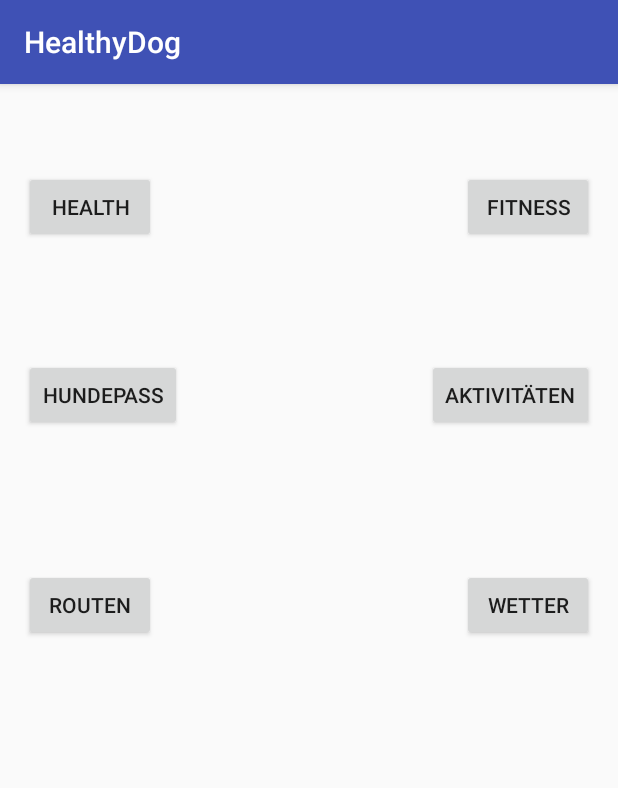
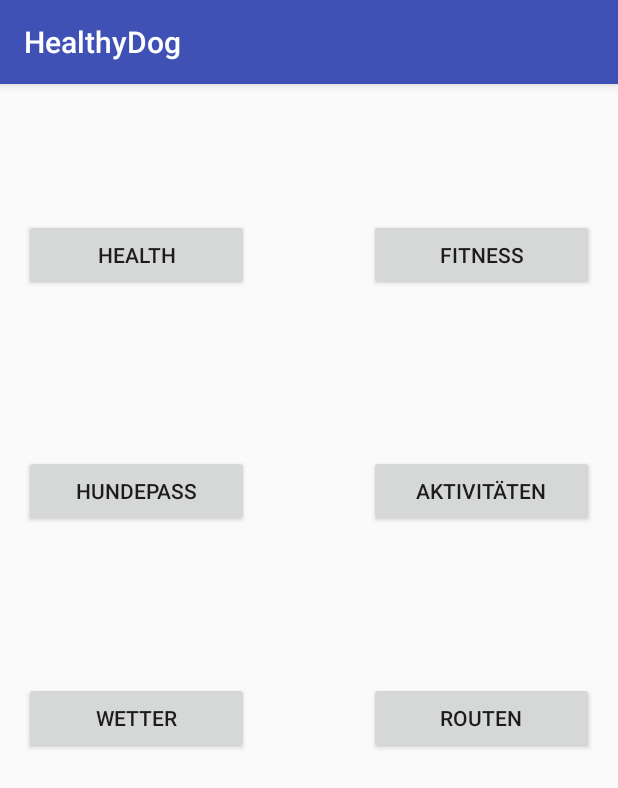
Before and after one commit to Preim/EISSS16JeyaratnamReimringer, an Android app: the HundeMenue screen opened directly, with no data from a screen before it, on a phone screen of 412 x 824 dp. Shown: the top 788 px of the screen. Run offline under Robolectric (Android 15) with nearby library versions, the phone set to English and light mode, and no system bars.

Commit message:
rapid Prototyp
update

```diff
--- a/HealthyDog/app/src/main/AndroidManifest.xml
+++ b/HealthyDog/app/src/main/AndroidManifest.xml
@@ -40,6 +40,8 @@
         </activity>
         <activity android:name=".healthy.Kategorien">
         </activity>
+        <activity android:name=".healthy.RezeptTabelle">
+        </activity>
     </application>
 
 </manifest>
--- a/HealthyDog/app/src/main/java/com/example/segvr/healthydog/LoginActivity.java
+++ b/HealthyDog/app/src/main/java/com/example/segvr/healthydog/LoginActivity.java
@@ -50,7 +50,7 @@ public class LoginActivity extends AppCompatActivity implements LoaderCallbacks<
      * TODO: remove after connecting to a real authentication system.
      */
     private static final String[] DUMMY_CREDENTIALS = new String[]{
-            "foo@example.com:hello", "bar@example.com:world"
+            "ptyp@eis.de:12345", "bar@example.com:world"
     };
     /**
      * Keep track of the login task to ensure we can cancel it if requested.
--- a/HealthyDog/app/src/main/java/com/example/segvr/healthydog/MainActivity.java
+++ b/HealthyDog/app/src/main/java/com/example/segvr/healthydog/MainActivity.java
@@ -16,7 +16,7 @@ public class MainActivity extends AppCompatActivity {
         setContentView(R.layout.activity_main);
         Button hunde_button = (Button) findViewById(R.id.hunde_button);
 
-
+        // Buttonevent zum Menü
         assert hunde_button != null;
         hunde_button.setOnClickListener (new View.OnClickListener(){
             @Override
--- a/HealthyDog/app/src/main/java/com/example/segvr/healthydog/healthy/KatRezepte.java
+++ b/HealthyDog/app/src/main/java/com/example/segvr/healthydog/healthy/KatRezepte.java
@@ -1,12 +1,9 @@
 package com.example.segvr.healthydog.healthy;
 
-/**
- * Created by Patrick on 29.04.16.
- */
+
 public class KatRezepte {
     private String nameRez;
     private int iconID;
-    private int zuZeit;
 
 
     public KatRezepte(String nameRez, int iconID) {
--- a/HealthyDog/app/src/main/java/com/example/segvr/healthydog/healthy/Rezepte.java
+++ b/HealthyDog/app/src/main/java/com/example/segvr/healthydog/healthy/Rezepte.java
@@ -16,7 +16,7 @@ public class Rezepte extends AppCompatActivity {
         setContentView(R.layout.activity_rezepte);
         Button katButton = (Button) findViewById(R.id.kat_button);
 
-
+        // Buttonevent zu Kategorien
         assert katButton != null;
         katButton.setOnClickListener(new View.OnClickListener(){
 
@@ -26,7 +26,6 @@ public class Rezepte extends AppCompatActivity {
             }
         });
     }
-
     public void goToKat(){
         Intent intent = new Intent(this, Kategorien.class);
         startActivity(intent);
--- a/HealthyDog/app/src/main/res/layout/activity_hunde_menue.xml
+++ b/HealthyDog/app/src/main/res/layout/activity_hunde_menue.xml
@@ -10,17 +10,15 @@
     tools:context=".HundeMenue">
 
     <Button
-        android:layout_width="wrap_content"
+        android:layout_width="150dp"
         android:layout_height="wrap_content"
         android:text="@string/health_button"
         android:id="@+id/health_button"
-        android:layout_alignParentTop="true"
-        android:layout_alignParentLeft="true"
-        android:layout_alignParentStart="true"
-        android:layout_marginTop="42dp"/>
+        android:layout_marginTop="74dp" android:layout_alignParentTop="true"
+        android:layout_alignParentLeft="true" android:layout_alignParentStart="true"/>
 
     <Button
-        android:layout_width="wrap_content"
+        android:layout_width="150dp"
         android:layout_height="wrap_content"
         android:text="@string/fitness_button"
         android:id="@+id/fitness_button"
@@ -29,17 +27,15 @@
         android:layout_alignParentEnd="true"/>
 
     <Button
-        android:layout_width="wrap_content"
+        android:layout_width="150dp"
         android:layout_height="wrap_content"
         android:text="@string/hundepass_button"
         android:id="@+id/hundepass_button"
-        android:layout_below="@+id/health_button"
-        android:layout_alignParentLeft="true"
-        android:layout_alignParentStart="true"
-        android:layout_marginTop="77dp"/>
+        android:layout_marginTop="109dp" android:layout_below="@+id/health_button"
+        android:layout_alignParentLeft="true" android:layout_alignParentStart="true"/>
 
     <Button
-        android:layout_width="wrap_content"
+        android:layout_width="150dp"
         android:layout_height="wrap_content"
         android:text="@string/aktivitaeten_button"
         android:id="@+id/aktivitaeten_button"
@@ -48,21 +44,19 @@
         android:layout_alignParentEnd="true"/>
 
     <Button
-        android:layout_width="wrap_content"
+        android:layout_width="150dp"
         android:layout_height="wrap_content"
         android:text="@string/routen_button"
         android:id="@+id/routen_button"
-        android:layout_below="@+id/hundepass_button"
-        android:layout_alignParentLeft="true"
-        android:layout_alignParentStart="true"
-        android:layout_marginTop="92dp"/>
+        android:layout_alignTop="@+id/wetter_button"
+        android:layout_alignLeft="@+id/aktivitaeten_button"
+        android:layout_alignStart="@+id/aktivitaeten_button"/>
 
     <Button
-        android:layout_width="wrap_content"
+        android:layout_width="150dp"
         android:layout_height="wrap_content"
         android:text="@string/wetter_button"
         android:id="@+id/wetter_button"
-        android:layout_alignTop="@+id/routen_button"
-        android:layout_alignParentRight="true"
-        android:layout_alignParentEnd="true"/>
+        android:layout_marginTop="103dp" android:layout_below="@+id/hundepass_button"
+        android:layout_alignParentLeft="true" android:layout_alignParentStart="true"/>
 </RelativeLayout>
--- a/HealthyDog/app/src/main/res/layout/activity_main.xml
+++ b/HealthyDog/app/src/main/res/layout/activity_main.xml
@@ -10,7 +10,7 @@
     tools:context="com.example.segvr.healthydog.MainActivity">
 
     <Button
-        android:layout_width="wrap_content"
+        android:layout_width="150dp"
         android:layout_height="wrap_content"
         android:text="@string/hunde_button"
         android:id="@+id/hunde_button"
@@ -19,13 +19,13 @@
         android:layout_alignParentStart="true"/>
 
     <Button
-        android:layout_width="wrap_content"
+        android:layout_width="150dp"
         android:layout_height="wrap_content"
         android:text="@string/hund_hin_button"
         android:id="@+id/hunde_button2"
         android:layout_alignTop="@+id/hunde_button"
         android:layout_alignParentRight="true"
-        android:layout_alignParentEnd="true" />
+        android:layout_alignParentEnd="true" android:layout_alignParentStart="false"/>
 
     <ImageButton
         android:layout_width="150dp"
--- a/HealthyDog/app/src/main/res/menu/menu_main.xml
+++ b/HealthyDog/app/src/main/res/menu/menu_main.xml
@@ -7,5 +7,5 @@
           android:title="@string/settings"
           android:icon="@drawable/ic_view_headline_black_24dp"
           app:showAsAction="always"
-    ></item>
+    />
 </menu>
```
Also changed, not shown: HealthyDog/app/src/main/java/com/example/segvr/healthydog/HundeMenue.java (+10 -5 lines), HealthyDog/app/src/main/java/com/example/segvr/healthydog/healthy/HealthyMenue.java (+6 -1 lines), HealthyDog/app/src/main/java/com/example/segvr/healthydog/healthy/RezeptTabelle.java (added, +14 -0 lines), HealthyDog/app/src/main/res/layout/activity_healty_menue.xml (+5 -5 lines), HealthyDog/app/src/main/res/layout/activity_hunde_pass.xml (+7 -11 lines), HealthyDog/app/src/main/res/layout/activity_rezept_tabelle.xml (renamed from HealthyDog/app/src/main/res/layout/activity_kategorien.xml, +4 -5 lines), HealthyDog/app/src/main/res/layout/activity_rezepte.xml (+12 -9 lines).
